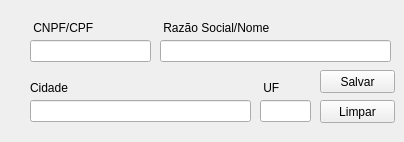
Qt form Forms/frm_cadastro_cliente.ui (luissantananet/SistCotacao) before a commit.
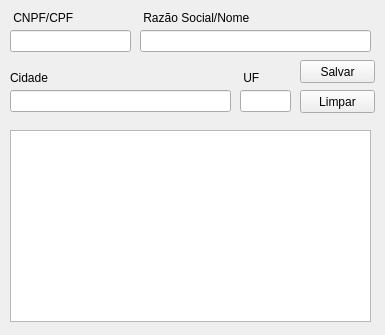
The same form after that commit. Icons and pictures are not drawn.

The edit to the form file:
```diff
--- a/Forms/frm_cadastro_cliente.ui
+++ b/Forms/frm_cadastro_cliente.ui
@@ -6,8 +6,8 @@
    <rect>
     <x>0</x>
     <y>0</y>
-    <width>404</width>
-    <height>142</height>
+    <width>385</width>
+    <height>335</height>
    </rect>
   </property>
   <property name="sizePolicy">
@@ -18,14 +18,14 @@
   </property>
   <property name="minimumSize">
    <size>
-    <width>404</width>
-    <height>142</height>
+    <width>385</width>
+    <height>333</height>
    </size>
   </property>
   <property name="maximumSize">
    <size>
-    <width>404</width>
-    <height>142</height>
+    <width>385</width>
+    <height>335</height>
    </size>
   </property>
   <property name="windowTitle">
@@ -39,8 +39,8 @@
    <widget class="QPushButton" name="btn_salvar">
     <property name="geometry">
      <rect>
-      <x>320</x>
-      <y>70</y>
+      <x>300</x>
+      <y>60</y>
       <width>75</width>
       <height>23</height>
      </rect>
@@ -52,8 +52,8 @@
    <widget class="QLineEdit" name="edt_desc">
     <property name="geometry">
      <rect>
-      <x>160</x>
-      <y>40</y>
+      <x>140</x>
+      <y>30</y>
       <width>231</width>
       <height>22</height>
      </rect>
@@ -62,8 +62,8 @@
    <widget class="QLineEdit" name="edt_cid">
     <property name="geometry">
      <rect>
-      <x>30</x>
-      <y>100</y>
+      <x>10</x>
+      <y>90</y>
       <width>221</width>
       <height>22</height>
      </rect>
@@ -75,8 +75,8 @@
    <widget class="QLabel" name="label_4">
     <property name="geometry">
      <rect>
-      <x>30</x>
-      <y>80</y>
+      <x>10</x>
+      <y>70</y>
       <width>141</width>
       <height>16</height>
      </rect>
@@ -88,8 +88,8 @@
    <widget class="QLineEdit" name="edt_cnpj">
     <property name="geometry">
      <rect>
-      <x>30</x>
-      <y>40</y>
+      <x>10</x>
+      <y>30</y>
       <width>121</width>
       <height>22</height>
      </rect>
@@ -101,8 +101,8 @@
    <widget class="QLabel" name="label_5">
     <property name="geometry">
      <rect>
-      <x>30</x>
-      <y>20</y>
+      <x>10</x>
+      <y>10</y>
       <width>121</width>
       <height>16</height>
      </rect>
@@ -114,8 +114,8 @@
    <widget class="QLabel" name="label_6">
     <property name="geometry">
      <rect>
-      <x>160</x>
-      <y>20</y>
+      <x>140</x>
+      <y>10</y>
       <width>151</width>
       <height>16</height>
      </rect>
@@ -127,8 +127,8 @@
    <widget class="QLineEdit" name="edt_uf">
     <property name="geometry">
      <rect>
-      <x>260</x>
-      <y>100</y>
+      <x>240</x>
+      <y>90</y>
       <width>51</width>
       <height>22</height>
      </rect>
@@ -140,8 +140,8 @@
    <widget class="QLabel" name="label_7">
     <property name="geometry">
      <rect>
-      <x>260</x>
-      <y>80</y>
+      <x>240</x>
+      <y>70</y>
       <width>51</width>
       <height>16</height>
      </rect>
@@ -153,8 +153,8 @@
    <widget class="QPushButton" name="btn_limpar">
     <property name="geometry">
      <rect>
-      <x>320</x>
-      <y>100</y>
+      <x>300</x>
+      <y>90</y>
       <width>75</width>
       <height>23</height>
      </rect>
@@ -163,6 +163,16 @@
      <string>Limpar</string>
     </property>
    </widget>
+   <widget class="QTableWidget" name="tableWidget">
+    <property name="geometry">
+     <rect>
+      <x>10</x>
+      <y>130</y>
+      <width>361</width>
+      <height>192</height>
+     </rect>
+    </property>
+   </widget>
   </widget>
  </widget>
  <resources/>
```
